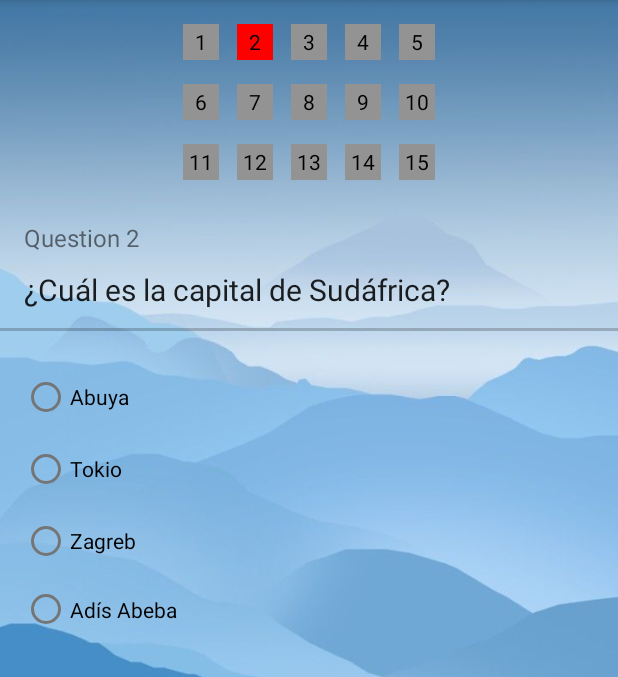
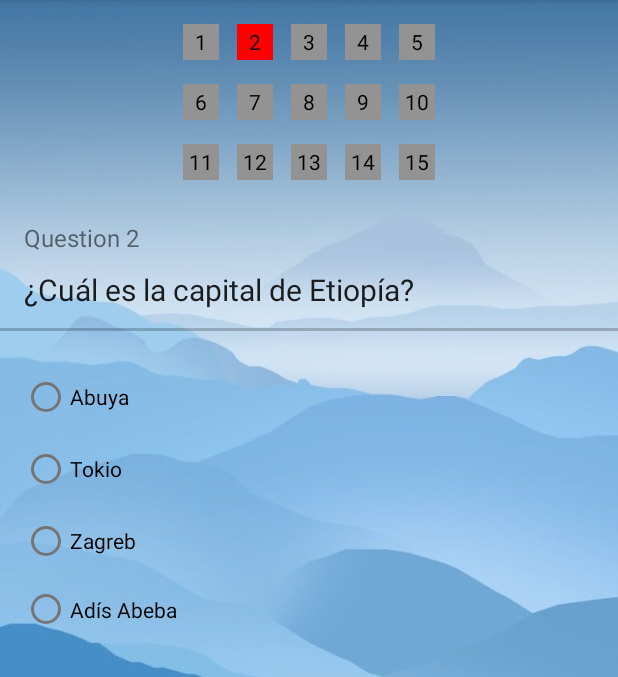
Before and after one commit to Relegends/MovilesPractica_1, an Android app: the ProgressFragment screen opened directly, with no data from a screen before it, on a phone screen of 412 x 824 dp, the part 84-761 px from its top. Run offline under Robolectric (Android 15) with nearby library versions, the phone set to English and light mode, and no system bars; our stand-ins replace Room's generated code.

Commit message:
Minor questions changes

```diff
--- a/app/src/main/java/com/example/movilespractica_1/ConfigurationActivity.java
+++ b/app/src/main/java/com/example/movilespractica_1/ConfigurationActivity.java
@@ -8,6 +8,7 @@ import android.view.View;
 import android.widget.EditText;
 import android.widget.RadioButton;
 import android.widget.RadioGroup;
+import android.widget.TextView;
 import android.widget.Toast;
 
 public class ConfigurationActivity extends AppCompatActivity {
@@ -15,6 +16,7 @@ public class ConfigurationActivity extends AppCompatActivity {
     private RadioButton radioButton;
     private RadioGroup radioGroup;
     private EditText userName;
+    private TextView userDisplay;
 
     private ConfigurationViewModel configurationViewModel;
 
@@ -28,6 +30,9 @@ public class ConfigurationActivity extends AppCompatActivity {
         radioGroup = (RadioGroup) findViewById(R.id.radioGroupNumQ);
 
         userName = (EditText) findViewById(R.id.userNameText);
+        userDisplay = (TextView) findViewById(R.id.userDisplay);
+        //userDisplay.setText("Nuevo nombre de usuario");
+        userDisplay.setText(configurationViewModel.getConfiguration().getUserName());
     }
 
     public void saveConfiguration(View view) {
@@ -43,6 +48,7 @@ public class ConfigurationActivity extends AppCompatActivity {
             configurationViewModel.insertConfiguration(configuration);
 
             Toast.makeText(this, "Ajustes guardados", Toast.LENGTH_SHORT).show();
+            userDisplay.setText(userName.getText().toString());
 
         } else {
             Toast.makeText(this, "Rellene toda la configuración", Toast.LENGTH_SHORT).show();
--- a/app/src/main/java/com/example/movilespractica_1/QuestionRoomDatabase.java
+++ b/app/src/main/java/com/example/movilespractica_1/QuestionRoomDatabase.java
@@ -78,7 +78,7 @@ public abstract class QuestionRoomDatabase extends RoomDatabase {
                 radioButtonQuestionList.add(new RadioButtonQuestion("¿En qué continente está Ruanda?", "África",
                         "Asia", "África", "Europa", "Oceanía"));
 
-                radioButtonQuestionList.add(new RadioButtonQuestion("¿Cuál es la capital de Sudáfrica?", "Adís Abeba",
+                radioButtonQuestionList.add(new RadioButtonQuestion("¿Cuál es la capital de Etiopía?", "Adís Abeba",
                         "Abuya", "Tokio", "Zagreb", "Adís Abeba"));
 
                 checkBoxQuestionList.add(new CheckBoxQuestion("¿Cuáles de estos paises están en la UE?", "", "Bélgica", "Portugal", "Turquía", "Rusia"));
@@ -92,10 +92,10 @@ public abstract class QuestionRoomDatabase extends RoomDatabase {
                 flagsQuestionList.add(new FlagsQuestion("¿Cuál es la bandera de Serbia?", Integer.toString(R.mipmap.serbia_foreground), R.mipmap.canarias_foreground, R.mipmap.alemania_foreground, R.mipmap.andalucia_image_foreground, R.mipmap.serbia_foreground));
 
                 videoQuestionList.add(new VideoQuestion("¿Cuál fué la capital del Imperio ruso (1721-1917)?", "San Petesburgo", R.raw.vidrusia));
-                videoQuestionList.add(new VideoQuestion("Cómo se llama la ciudad capital que aparece en el vídeo?", "Pekín", R.raw.vidchina));
+                videoQuestionList.add(new VideoQuestion("¿Cómo se llama la ciudad capital que aparece en el vídeo?", "Pekín", R.raw.vidchina));
                 videoQuestionList.add(new VideoQuestion("¿En qué país está este famoso castillo?", "Alemania", R.raw.vidalemania));
                 videoQuestionList.add(new VideoQuestion("¿Cómo se llama el país de los mil lagos?", "Finlandia", R.raw.vidfinlandia));
-                videoQuestionList.add(new VideoQuestion("¿Cuál es el lugar más profundo de los océanos de la tierra?", "Fosa de las marianas", R.raw.vidmarianas));
+                videoQuestionList.add(new VideoQuestion("¿Cuál es el lugar más profundo de los océanos de la tierra?", "Fosa de las Marianas", R.raw.vidmarianas));
                 videoQuestionList.add(new VideoQuestion("¿Qué país quedó fusionado con Alemania tras el Anschluss?", "Austria", R.raw.vidww2));
 
                 anthemQuestionList.add(new AnthemQuestion("¿De qué país es el siguiente himno?", "Japón", R.raw.himnojapon));
--- a/app/src/main/res/layout/activity_configuration.xml
+++ b/app/src/main/res/layout/activity_configuration.xml
@@ -53,7 +53,7 @@
     </RadioGroup>
 
     <TextView
-        android:id="@+id/textView2"
+        android:id="@+id/userDisplay"
         android:layout_width="wrap_content"
         android:layout_height="wrap_content"
         android:layout_marginTop="64dp"
@@ -75,7 +75,7 @@
         android:minHeight="48dp"
         app:layout_constraintEnd_toEndOf="parent"
         app:layout_constraintStart_toStartOf="parent"
-        app:layout_constraintTop_toBottomOf="@+id/textView2" />
+        app:layout_constraintTop_toBottomOf="@+id/userDisplay" />
 
     <Button
         android:id="@+id/saveConfiguration"
--- a/app/src/main/res/layout/fragment_progress.xml
+++ b/app/src/main/res/layout/fragment_progress.xml
@@ -268,7 +268,7 @@
             app:layout_constraintStart_toStartOf="parent"
             app:layout_constraintTop_toBottomOf="@+id/separator"
             app:layout_constraintVertical_bias="1.0"
-            tools:visibility="visible">
+            tools:visibility="invisible">
 
             <ImageView
                 android:id="@+id/flag1"
@@ -342,7 +342,7 @@
             app:layout_constraintEnd_toEndOf="parent"
             app:layout_constraintStart_toStartOf="parent"
             app:layout_constraintTop_toBottomOf="@+id/separator"
-            tools:visibility="visible">
+            tools:visibility="invisible">
 
             <EditText
                 android:id="@+id/answer"
```
